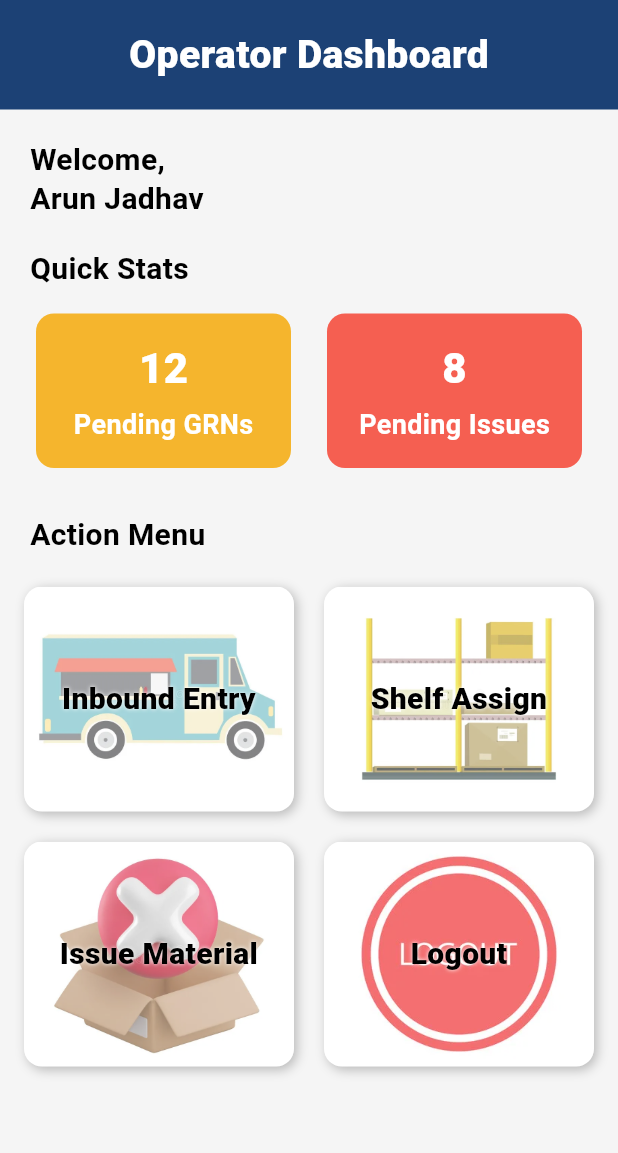
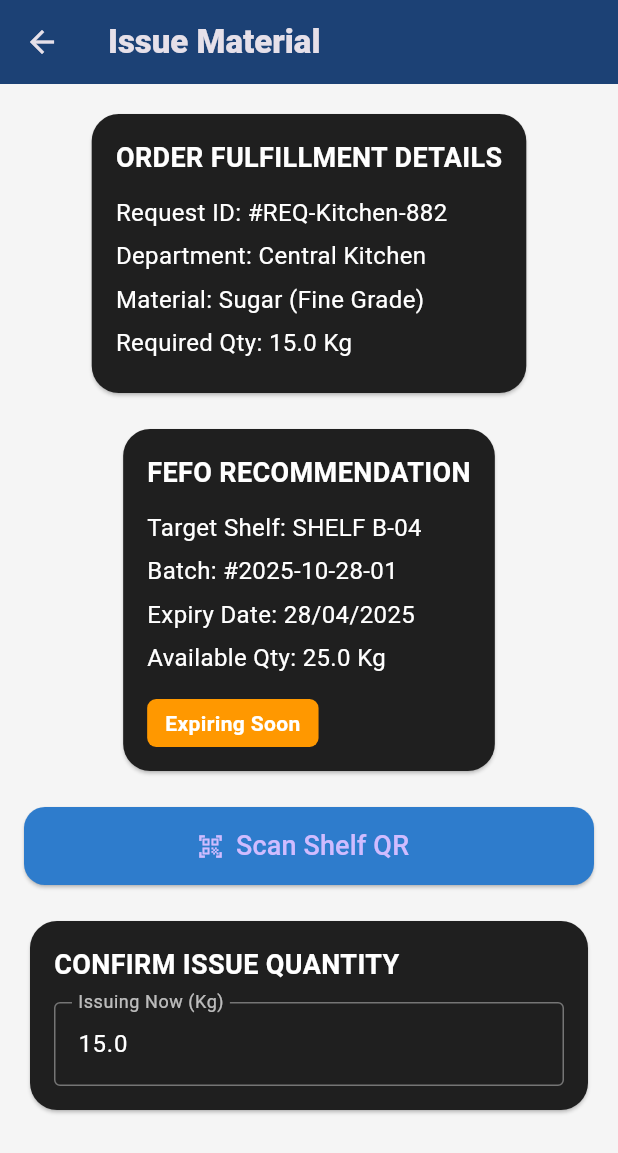
Before and after one commit to shrishailpatil-hub/chitale-raw-material-management, a Flutter app: the AdminDashboard screen opened directly, after a tap on "Issue Material", on a phone screen of 412 x 824 dp. Shown: the top 1153 px of the screen. Run offline on Flutter 3.47's test engine with Material 3 defaults, Android fonts, the light colour scheme and no system bars.

```diff
--- a/lib/admin_dashboard.dart
+++ b/lib/admin_dashboard.dart
@@ -1,6 +1,8 @@
 import 'package:flutter/material.dart';
 import 'inbound_entry_screen.dart';
 import 'shelf_assign_screen.dart';
+import 'issue_material_screen.dart';
+
 
 class AdminDashboard extends StatefulWidget {
   const AdminDashboard({super.key});
@@ -162,7 +164,15 @@ class _AdminDashboardState extends State<AdminDashboard> {
                       pressed: issuePressed,
                       onPressDown: () => setState(() => issuePressed = true),
                       onPressUp: () => setState(() => issuePressed = false),
-                      onTap: () => print("Issue Material"),
+                      onTap: () {
+                        Navigator.push(
+
+                          context,
+                          MaterialPageRoute(
+                            builder: (context) => const IssueMaterialScreen(),
+                          ),
+                        );
+                      },
                     ),
 
                     _menuButton(
--- /dev/null
+++ b/lib/issue_material_screen.dart
@@ -0,0 +1,246 @@
+import 'package:flutter/material.dart';
+
+class IssueMaterialScreen extends StatefulWidget {
+  const IssueMaterialScreen({super.key});
+
+  @override
+  State<IssueMaterialScreen> createState() => _IssueMaterialScreenState();
+}
+
+class _IssueMaterialScreenState extends State<IssueMaterialScreen> {
+  // -------- MOCK DATA (Phase 1) --------
+  final String requestId = '#REQ-Kitchen-882';
+  final String department = 'Central Kitchen';
+  final String material = 'Sugar (Fine Grade)';
+  final double requiredQty = 15.0;
+
+  final String fefoShelf = 'SHELF B-04';
+  final String fefoBatch = '#2025-10-28-01';
+  final String expiryDate = '28/04/2025';
+  final double availableQty = 25.0;
+
+  // -------- STATE --------
+  String? scannedShelf;
+  final TextEditingController issueQtyController =
+  TextEditingController(text: '15.0');
+
+  bool get isFefoMatch => scannedShelf == fefoShelf;
+
+  @override
+  void dispose() {
+    issueQtyController.dispose();
+    super.dispose();
+  }
+
+  @override
+  Widget build(BuildContext context) {
+    return Scaffold(
+      backgroundColor: const Color(0xFFF5F5F5),
+      appBar: AppBar(
+        backgroundColor: const Color(0xFF1C4175),
+        title: const Text(
+          'Issue Material',
+          style: TextStyle(fontWeight: FontWeight.w800),
+        ),
+      ),
+      body: SingleChildScrollView(
+        padding: const EdgeInsets.all(16),
+        child: Column(
+          children: [
+            _darkSection(
+              title: 'Order Fulfillment Details',
+              child: Column(
+                crossAxisAlignment: CrossAxisAlignment.start,
+                children: [
+                  _kv('Request ID', requestId),
+                  _kv('Department', department),
+                  _kv('Material', material),
+                  _kv('Required Qty', '$requiredQty Kg'),
+                ],
+              ),
+            ),
+
+            const SizedBox(height: 16),
+
+            _darkSection(
+              title: 'FEFO Recommendation',
+              child: Column(
+                crossAxisAlignment: CrossAxisAlignment.start,
+                children: [
+                  _kv('Target Shelf', fefoShelf),
+                  _kv('Batch', fefoBatch),
+                  _kv('Expiry Date', expiryDate),
+                  _kv('Available Qty', '$availableQty Kg'),
+                  const SizedBox(height: 10),
+                  Container(
+                    padding:
+                    const EdgeInsets.symmetric(horizontal: 12, vertical: 6),
+                    decoration: BoxDecoration(
+                      color: Colors.orange,
+                      borderRadius: BorderRadius.circular(6),
+                    ),
+                    child: const Text(
+                      'Expiring Soon',
+                      style: TextStyle(
+                        color: Colors.white,
+                        fontWeight: FontWeight.w600,
+                      ),
+                    ),
+                  ),
+                ],
+              ),
+            ),
+
+            const SizedBox(height: 20),
+
+            /// Scan Shelf QR
+            ElevatedButton.icon(
+              icon: const Icon(Icons.qr_code_scanner),
+              label: const Text(
+                'Scan Shelf QR',
+                style: TextStyle(fontSize: 18),
+              ),
+              style: ElevatedButton.styleFrom(
+                backgroundColor: const Color(0xFF2E7CCC),
+                minimumSize: const Size(double.infinity, 52),
+                shape: RoundedRectangleBorder(
+                  borderRadius: BorderRadius.circular(14),
+                ),
+              ),
+              onPressed: _scanShelf,
+            ),
+
+            if (scannedShelf != null) ...[
+              const SizedBox(height: 10),
+              Text(
+                'Scanned Shelf: $scannedShelf',
+                style: TextStyle(
+                  fontSize: 16,
+                  fontWeight: FontWeight.w600,
+                  color: isFefoMatch ? Colors.green : Colors.red,
+                ),
+              ),
+            ],
+
+            const SizedBox(height: 20),
+
+            _darkSection(
+              title: 'Confirm Issue Quantity',
+              child: TextField(
+                controller: issueQtyController,
+                keyboardType: TextInputType.number,
+                style: const TextStyle(
+                  color: Colors.white,
+                  fontSize: 16,
+                ),
+                decoration: const InputDecoration(
+                  labelText: 'Issuing Now (Kg)',
+                  labelStyle: TextStyle(color: Colors.white70),
+                  enabledBorder: OutlineInputBorder(
+                    borderSide: BorderSide(color: Colors.white38),
+                  ),
+                  focusedBorder: OutlineInputBorder(
+                    borderSide: BorderSide(color: Colors.blue),
+                  ),
+                ),
+              ),
+            ),
+
+            const SizedBox(height: 30),
+
+            SizedBox(
+              width: double.infinity,
+              height: 52,
+              child: ElevatedButton(
+                style: ElevatedButton.styleFrom(
+                  backgroundColor:
+                  _canConfirm() ? const Color(0xFF2E7CCC) : Colors.grey,
+                  shape: RoundedRectangleBorder(
+                    borderRadius: BorderRadius.circular(14),
+                  ),
+                ),
+                onPressed: _canConfirm() ? _confirmIssue : null,
+                child: const Text(
+                  'CONFIRM ISSUE',
+                  style: TextStyle(
+                    fontSize: 18,
+                    fontWeight: FontWeight.bold,
+                  ),
+                ),
+              ),
+            ),
+          ],
+        ),
+      ),
+    );
+  }
+
+  // ---------------- UI HELPERS ----------------
+
+  Widget _darkSection({required String title, required Widget child}) {
+    return Card(
+      color: const Color(0xFF1F1F1F),
+      shape: RoundedRectangleBorder(
+        borderRadius: BorderRadius.circular(18),
+      ),
+      child: Padding(
+        padding: const EdgeInsets.all(16),
+        child: Column(
+          crossAxisAlignment: CrossAxisAlignment.start,
+          children: [
+            Text(
+              title.toUpperCase(),
+              style: const TextStyle(
+                color: Colors.white,
+                fontSize: 18,
+                fontWeight: FontWeight.w700,
+              ),
+            ),
+            const SizedBox(height: 12),
+            child,
+          ],
+        ),
+      ),
+    );
+  }
+
+  Widget _kv(String key, String value) {
+    return Padding(
+      padding: const EdgeInsets.only(bottom: 6),
+      child: Text(
+        '$key: $value',
+        style: const TextStyle(
+          color: Colors.white,
+          fontSize: 16,
+        ),
+      ),
+    );
+  }
+
+  // ---------------- LOGIC ----------------
+
+  void _scanShelf() {
+    // MOCK scan – replace with real QR later
+    setState(() {
+      scannedShelf = 'SHELF B-04';
+    });
+  }
+
+  bool _canConfirm() {
+    final qty = double.tryParse(issueQtyController.text) ?? 0;
+    return scannedShelf != null &&
+        isFefoMatch &&
+        qty > 0 &&
+        qty <= requiredQty &&
+        qty <= availableQty;
+  }
+
+  void _confirmIssue() {
+    ScaffoldMessenger.of(context).showSnackBar(
+      const SnackBar(
+        content: Text('Material issued successfully (mock)'),
+      ),
+    );
+    Navigator.pop(context);
+  }
+}
```
